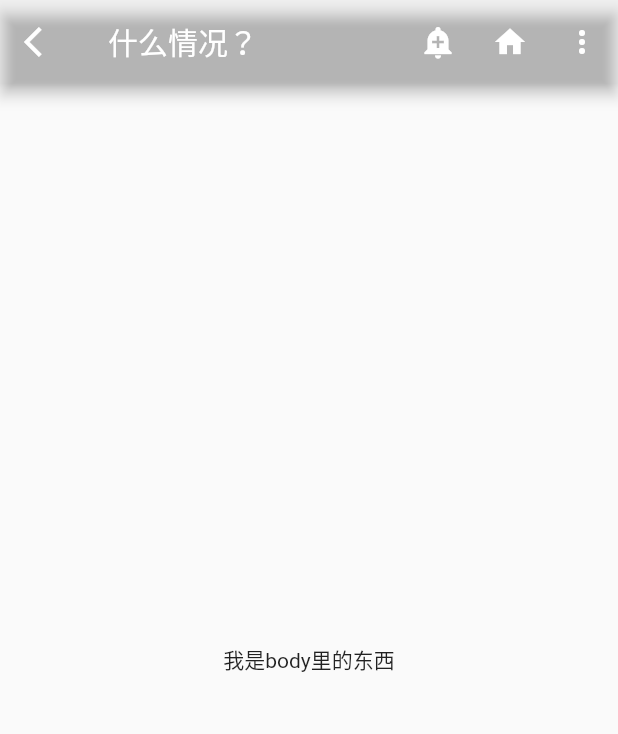
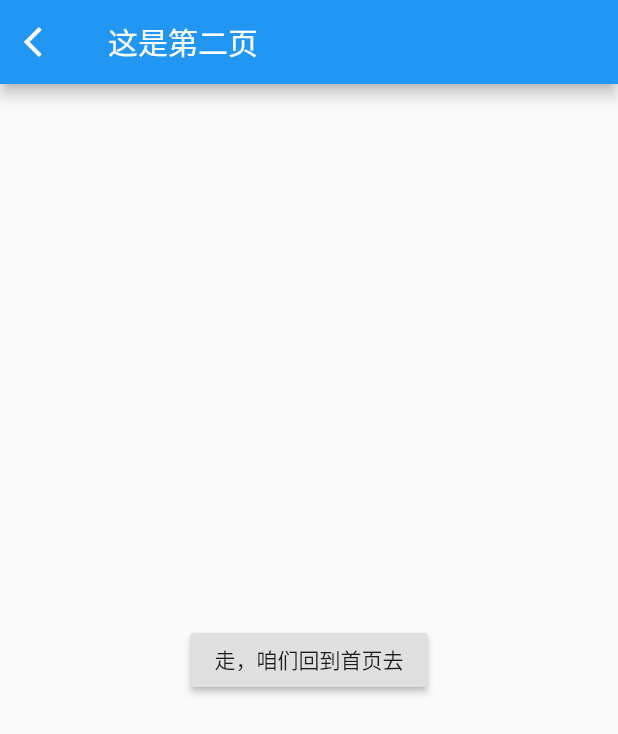
Before and after one commit to kang-lyk/flutterApp0, a Flutter app: the screen it shows after launch, after a tap on the "add alert" icon, on a phone screen of 412 x 824 dp. Shown: the top 734 px of the screen. Run offline on Flutter 3.47's test engine with Material 2 defaults, Android fonts, the phone set to English and light mode, and no system bars.

Commit message:
路由跳转

```diff
--- a/lib/main.dart
+++ b/lib/main.dart
@@ -1,4 +1,6 @@
 import 'package:flutter/material.dart';
+import 'pages/home.dart';
+import 'pages/list.dart' ;
 
 void main() => runApp(MyApp());
 
@@ -8,61 +10,11 @@ class MyApp extends StatelessWidget {
   Widget build(BuildContext context) {
     return MaterialApp(
       title: 'Flutter Demo',
-      home: Scaffold(
-        appBar: AppBar(
-          title: Text('什么情况？'),
-          leading: Icon(Icons.arrow_back_ios),
-          backgroundColor: Color.fromARGB(1, 0, 0, 0),
-          actions: <Widget>[
-            IconButton(
-                icon: Icon(Icons.add_alert),
-                tooltip: '试试tooltip是什么',
-                onPressed: () {
-                  print('onPressed');
-                }),
-            IconButton(
-              icon: Icon(Icons.home),
-              tooltip: "Home",
-              onPressed: () {
-                print("Home");
-              },
-            ),
-            PopupMenuButton(
-              itemBuilder: (BuildContext context) => <PopupMenuItem<String>>[
-                PopupMenuItem<String>(
-                  child: Text("热度"),
-                  value: "hot",
-                ),
-                PopupMenuItem<String>(
-                  child: Text("最新"),
-                  value: "new",
-                ),
-              ],
-              onSelected: (String action) {
-                switch (action) {
-                  case "hot":
-                    print("hot");
-                    break;
-                  case "new":
-                    print("new");
-                    break;
-                }
-              },
-              onCanceled: () {
-                print("onCanceled");
-              },
-            )
-          ],
-        ),
-        body: Center(
-          child: Text('我是body里的东西'),
-        )
-      ),
+      initialRoute: '/',
+      routes: {
+        '/': (context) => HomePage(),
+        '/list': (context) =>ListPage()
+      },
     );
   }
 }
-
-// class HomePage extends StatelessWidget {
-//   @override
-//   W
-// }
--- /dev/null
+++ b/lib/pages/home.dart
@@ -0,0 +1,69 @@
+import 'package:flutter/material.dart';
+
+// void main() => runApp(HomePage());
+
+class HomePage extends StatelessWidget {
+  // This widget is the root of your application.
+  @override
+  Widget build(BuildContext context) {
+    return MaterialApp(
+      title: 'Flutter Demo',
+      home: Scaffold(
+        appBar: AppBar(
+          title: Text('什么情况？'),
+          leading: Icon(Icons.arrow_back_ios),
+          backgroundColor: Color.fromARGB(1, 0, 0, 0),
+          actions: <Widget>[
+            IconButton(
+                icon: Icon(Icons.add_alert),
+                tooltip: '试试tooltip是什么',
+                onPressed: () {
+                  print('试试tooltip是什么');
+                  Navigator.pushNamed(context, '/list');
+                },
+              ),
+            IconButton(
+              icon: Icon(Icons.home),
+              tooltip: "Home",
+              onPressed: () {
+                print("Home");
+
+              },
+            ),
+            PopupMenuButton(
+              itemBuilder: (BuildContext context) => <PopupMenuItem<String>>[
+                PopupMenuItem<String>(
+                  child: Text("热度"),
+                  value: "hot",
+                ),
+                PopupMenuItem<String>(
+                  child: Text("最新"),
+                  value: "new",
+                ),
+              ],
+              onSelected: (String action) {
+                switch (action) {
+                  case "hot":
+                    print("hot");
+                    break;
+                  case "new":
+                    print("new");
+                    break;
+                }
+              },
+              onCanceled: () {
+                print("onCanceled");
+              },
+            )
+          ],
+        ),
+        body: Center(child: RaisedButton(
+          child: Text('点击跳到第二页'),
+          onPressed: (){
+            Navigator.pushNamed(context, '/list');
+          },
+        )),
+      ),
+    );
+  }
+}
--- /dev/null
+++ b/lib/pages/list.dart
@@ -0,0 +1,25 @@
+import 'package:flutter/material.dart';
+
+// void main() => runApp(ListPage());
+
+class ListPage extends StatelessWidget {
+  // This widget is the root of your application.
+  @override
+  Widget build(BuildContext context) {
+    return MaterialApp(
+      title: '这是第二页',
+      home: Scaffold(
+        appBar: AppBar(
+          title: Text('这是第二页'),
+          leading: Icon(Icons.arrow_back_ios),
+        ),
+        body: Center(child: RaisedButton(
+          child: Text('走，咱们回到首页去'),
+          onPressed: (){
+            Navigator.pushNamed(context, '/');
+          },
+        )),
+      ),
+    );
+  }
+}
```
Also changed, not shown: 1 other file.
